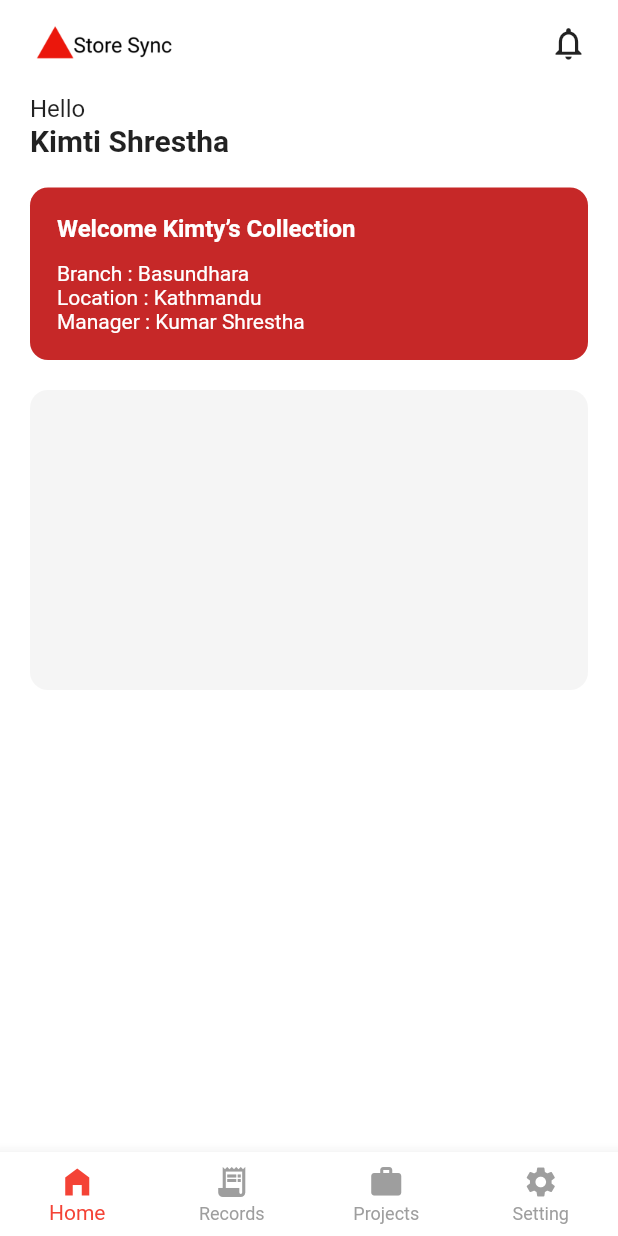
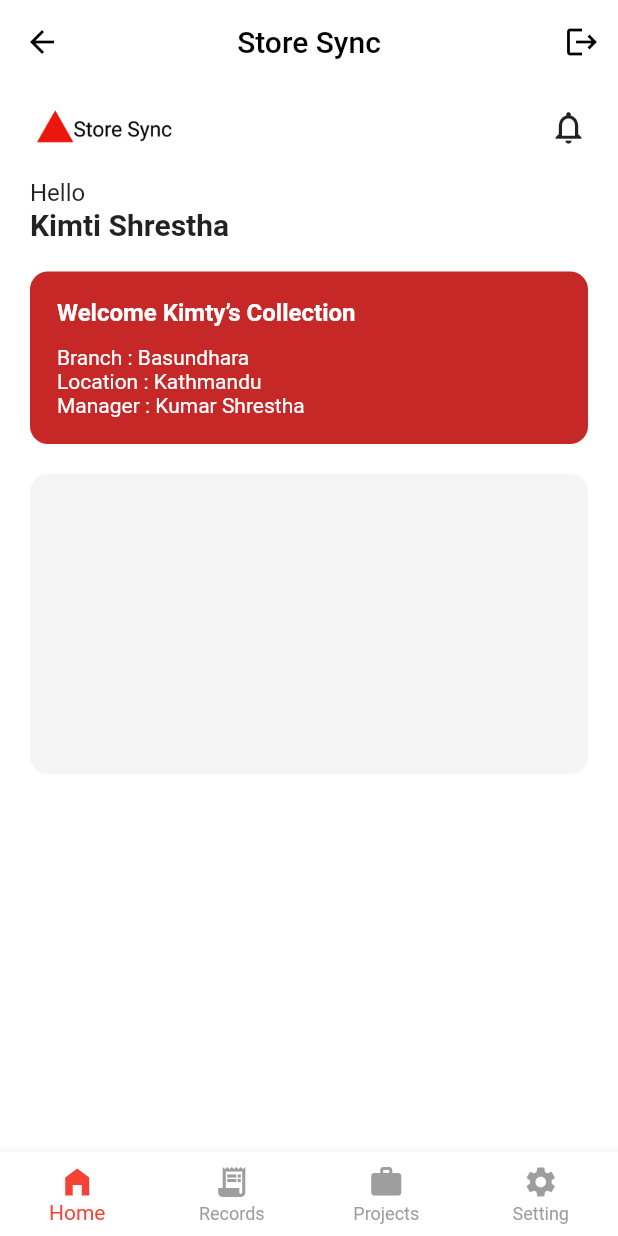
Before and after one commit to KimtyShrestha/store_sync, a Flutter app: the DashboardScreen screen opened by its route, on a phone screen of 412 x 824 dp. Run offline on Flutter 3.47's test engine with Material 3 defaults, Android fonts, the phone set to English and light mode, and no system bars; our stand-ins replace flutter_riverpod, hive, hive_flutter; accounts and stored records are empty; Roboto replaces fonts that are missing (OpenSans).

Commit message:
Added logout button and cleaned up dashboard navigation

```diff
--- a/lib/features/dashboard/presentation/pages/dashboard_screen.dart
+++ b/lib/features/dashboard/presentation/pages/dashboard_screen.dart
@@ -1,17 +1,20 @@
 import 'package:flutter/material.dart';
+import 'package:flutter_riverpod/flutter_riverpod.dart';
+
+import '../../../auth/presentation/providers/auth_provider.dart';
 import '../../../home/presentation/pages/home_screen.dart';
 import '../../../records/presentation/pages/records_screen.dart';
 import '../../../projects/presentation/pages/projects_screen.dart';
 import '../../../settings/presentation/pages/settings_screen.dart';
 
-class DashboardScreen extends StatefulWidget {
+class DashboardScreen extends ConsumerStatefulWidget {
   const DashboardScreen({super.key});
 
   @override
-  State<DashboardScreen> createState() => _DashboardScreenState();
+  ConsumerState<DashboardScreen> createState() => _DashboardScreenState();
 }
 
-class _DashboardScreenState extends State<DashboardScreen> {
+class _DashboardScreenState extends ConsumerState<DashboardScreen> {
   int _selectedIndex = 0;
 
   final List<Widget> _screens = const [
@@ -24,17 +27,33 @@
   @override
   Widget build(BuildContext context) {
     return Scaffold(
+      appBar: AppBar(
+        title: const Text("Store Sync"),
+        actions: [
+          IconButton(
+            icon: const Icon(Icons.logout),
+            onPressed: () {
+              ref.read(authProvider.notifier).logout();
+
+              Navigator.pushNamedAndRemoveUntil(
+                context,
+                '/login',
+                (route) => false,
+              );
+            },
+          ),
+        ],
+      ),
+
       body: _screens[_selectedIndex],
 
       bottomNavigationBar: BottomNavigationBar(
         type: BottomNavigationBarType.fixed,
         backgroundColor: Colors.white,
-
         selectedItemColor: Colors.red,
         unselectedItemColor: Colors.grey,
 
         currentIndex: _selectedIndex,
-
         onTap: (index) {
           setState(() {
             _selectedIndex = index;
```
